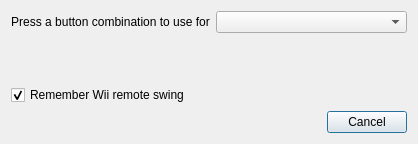
clementine-player/Clementine, file src/ui/wiimotedevshortcutgrabber.ui: the form before one commit.
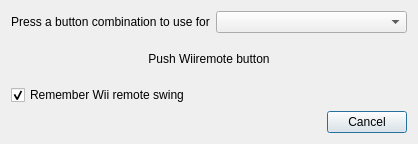
The form after the commit. Icons and pictures are not drawn.

```diff
--- a/src/ui/wiimotedevshortcutgrabber.ui
+++ b/src/ui/wiimotedevshortcutgrabber.ui
@@ -62,6 +62,9 @@
        <height>40</height>
       </size>
      </property>
+     <property name="text">
+      <string>Push Wiiremote button</string>
+     </property>
      <property name="textFormat">
       <enum>Qt::PlainText</enum>
      </property>
```
